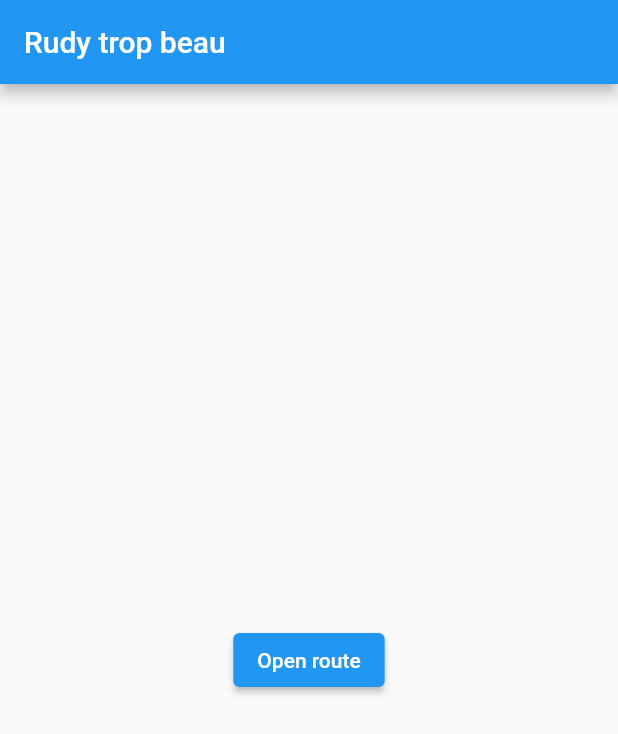
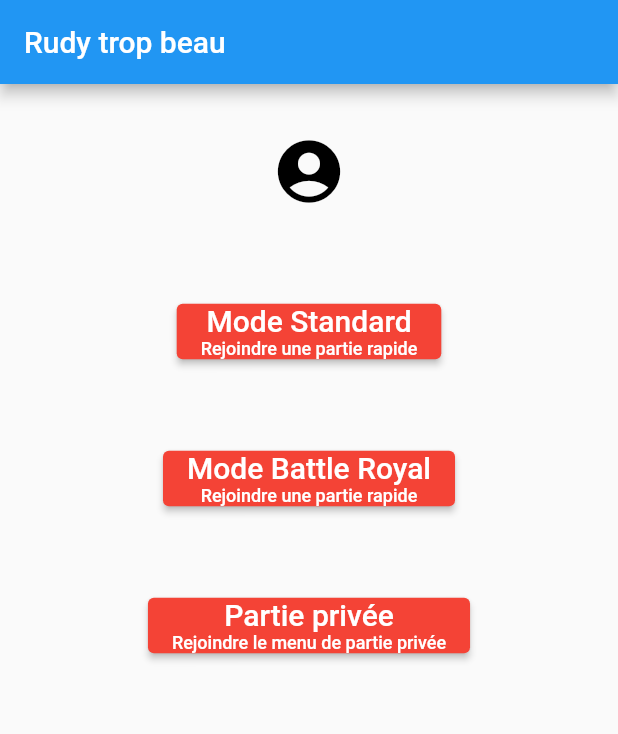
Before and after one commit to MickaLillois/PAI, a Flutter app: the screen it shows after launch, on a phone screen of 412 x 824 dp. Shown: the top 734 px of the screen. Run offline on Flutter 3.47's test engine with Material 2 defaults, Android fonts, the phone set to English and light mode, and no system bars.

Commit message:
page accueil

```diff
--- a/clientFlutter/flutter_quizinmobile/lib/main.dart
+++ b/clientFlutter/flutter_quizinmobile/lib/main.dart
@@ -1,5 +1,6 @@
 import 'package:flutter/material.dart';
 import 'package:flutter_quizinmobile/secondPage.dart';
+import 'package:flutter/src/material/icons.dart';
 
 void main() {
   runApp(MyApp());
@@ -10,19 +11,8 @@ class MyApp extends StatelessWidget {
   @override
   Widget build(BuildContext context) {
     return MaterialApp(
+        debugShowCheckedModeBanner: false,
         title: 'Flutter Demo',
-      theme: ThemeData(
-        // This is the theme of your application.
-        //
-        // Try running your application with "flutter run". You'll see the
-        // application has a blue toolbar. Then, without quitting the app, try
-        // changing the primarySwatch below to Colors.green and then invoke
-        // "hot reload" (press "r" in the console where you ran "flutter run",
-        // or simply save your changes to "hot reload" in a Flutter IDE).
-        // Notice that the counter didn't reset back to zero; the application
-        // is not restarted.
-        primarySwatch: Colors.blue,
-      ),
         home: MyHomePage(title: 'Rudy trop beau'),
         routes: {
           //'/': (context) => MyHomePage(title: "Connexion"),
@@ -52,27 +42,8 @@ class MyHomePage extends StatefulWidget {
 }
 
 class _MyHomePageState extends State<MyHomePage> {
-  int _counter = 0;
-
-  void _incrementCounter() {
-    setState(() {
-      // This call to setState tells the Flutter framework that something has
-      // changed in this State, which causes it to rerun the build method below
-      // so that the display can reflect the updated values. If we changed
-      // _counter without calling setState(), then the build method would not be
-      // called again, and so nothing would appear to happen.
-      _counter++;
-    });
-  }
-
   @override
   Widget build(BuildContext context) {
-    // This method is rerun every time setState is called, for instance as done
-    // by the _incrementCounter method above.
-    //
-    // The Flutter framework has been optimized to make rerunning build methods
-    // fast, so that you can just rebuild anything that needs updating rather
-    // than having to individually change instances of widgets.
     return Scaffold(
         appBar: AppBar(
           // Here we take the value from the MyHomePage object that was created by
@@ -80,15 +51,61 @@ class _MyHomePageState extends State<MyHomePage> {
           title: Text(widget.title),
         ),
         body: Center(
-        child: ElevatedButton(
-          child: Text('Open route'),
-          onPressed: () {
-            //print('Hello, World!');
-            Navigator.pushNamed(context, '/secondPage');
-          },
+          child: Column(
+              children: <Widget>[
+                Container(
+                  margin: EdgeInsets.all(25),
+                  child: IconButton(
+                    icon: const Icon(Icons.account_circle),
+                    color: Colors.black,
+                    iconSize: 50,
+                    onPressed: () {},
                   ),
                 ),
-
-    );
+                Container(
+                  margin: EdgeInsets.all(25),
+                  child: ElevatedButton(
+                    child: Column(children: <Widget>[
+                      Container(child: Text('Mode Standard', style: TextStyle(fontSize: 20.0),),),
+                      Container(child: Text('Rejoindre une partie rapide', style: TextStyle(fontSize: 12.0),),),
+                    ]),
+                    style: ElevatedButton.styleFrom(
+                      primary: Colors.red, // background
+                      onPrimary: Colors.white, // foreground
+                    ),
+                    onPressed: () {},
+                  ),
+                ),
+                Container(
+                  margin: EdgeInsets.all(25),
+                  child: ElevatedButton(
+                    child: Column(children: <Widget>[
+                      Container(child: Text('Mode Battle Royal', style: TextStyle(fontSize: 20.0),),),
+                      Container(child: Text('Rejoindre une partie rapide', style: TextStyle(fontSize: 12.0),),),
+                    ]),
+                    style: ElevatedButton.styleFrom(
+                      primary: Colors.red, // background
+                      onPrimary: Colors.white, // foreground
+                    ),
+                    onPressed: () {},
+                  ),
+                ),
+                Container(
+                  margin: EdgeInsets.all(25),
+                  child: ElevatedButton(
+                    child: Column(children: <Widget>[
+                      Container(child: Text('Partie privée', style: TextStyle(fontSize: 20.0),),),
+                      Container(child: Text('Rejoindre le menu de partie privée', style: TextStyle(fontSize: 12.0),),),
+                    ]),
+                    style: ElevatedButton.styleFrom(
+                      primary: Colors.red, // background
+                      onPrimary: Colors.white, // foreground
+                    ),
+                    onPressed: () {},
+                  ),
+                ),
+              ]
+          ),
+        ));
   }
 }
```
Lines whose indentation alone changed are shown as unchanged.
